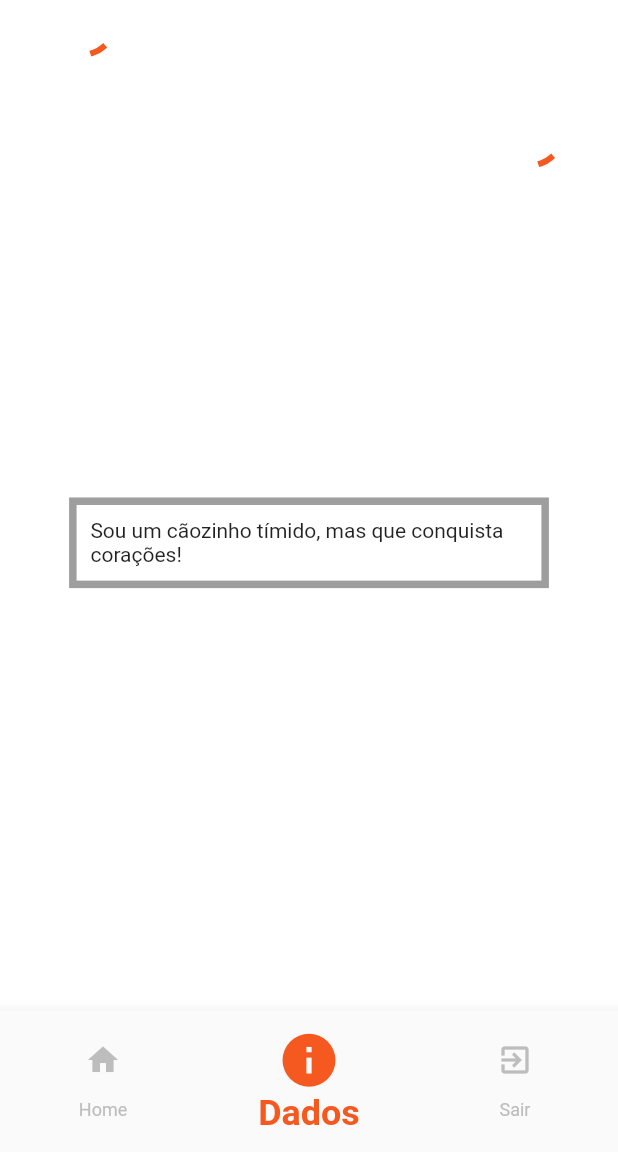
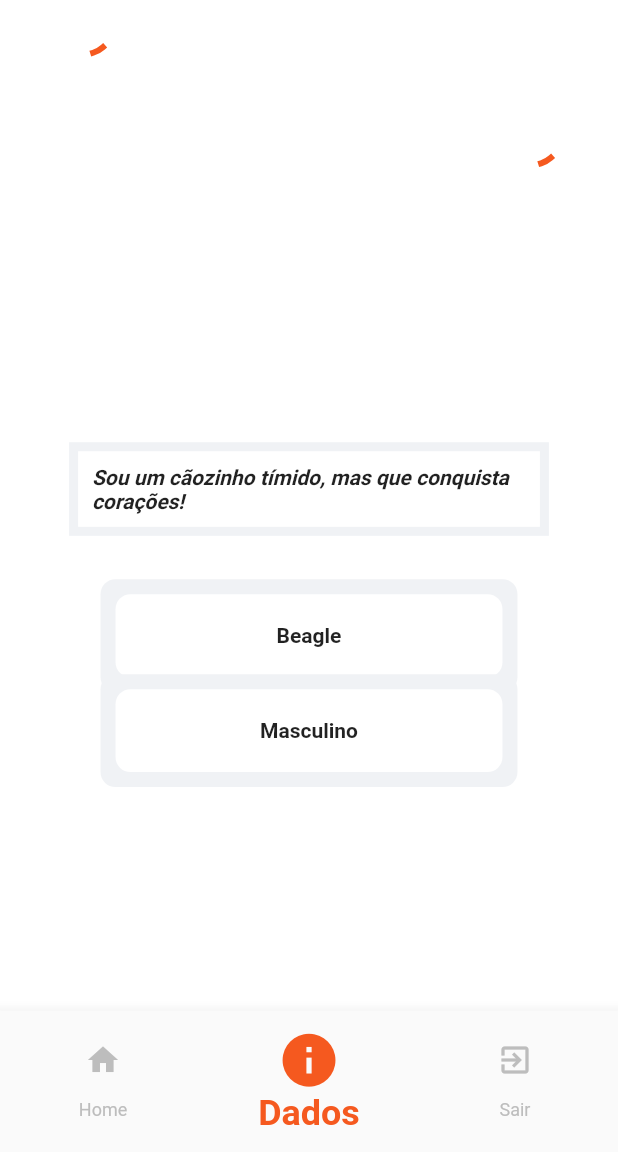
Before and after one commit to renatorv/projetoapp, a Flutter app: the HomePage screen opened by its route, item 2 of the bottom bar chosen, on a phone screen of 412 x 824 dp, the part 84-1236 px from its top. Run offline on Flutter 3.47's test engine with Material 2 defaults, Android fonts, the phone set to English and light mode, and no system bars; our stand-ins replace dropdown_button2, firebase_auth, firebase_core, get, google_sign_in, image_picker and 3 more; missing offline and left inert: flutter_facebook_auth, progress_stepper, validatorless; accounts and stored records are empty.

Commit message:
Trabalhando na tela de dados do Pet.

```diff
--- a/lib/app/modules/info_navigator/info_navigator_page.dart
+++ b/lib/app/modules/info_navigator/info_navigator_page.dart
@@ -56,21 +56,156 @@ class _InfoNavigatorPageState
                   ),
           ),
           Positioned(
-            top: _responsive.dp(36),
+            top: _responsive.dp(32),
             right: _responsive.dp(5),
             left: _responsive.dp(5),
             child: Container(
               padding: EdgeInsets.all(_responsive.dp(1)),
               decoration: BoxDecoration(
                 border: Border.all(
-                  width: 5,
-                  color: Colors.grey, // red as border color
+                  width: 6,
+                  color: PaletaCores.scaffold,
                 ),
               ),
-              child:
-                  Text("Sou um cãozinho tímido, mas que conquista corações!"),
+              child: Text(
+                "Sou um cãozinho tímido, mas que conquista corações!",
+                style: TextStyle(
+                  fontStyle: FontStyle.italic,
+                  fontWeight: FontWeight.bold,
+                ),
+              ),
             ),
-          )
+          ),
+          Positioned(
+            top: _responsive.dp(43),
+            right: _responsive.dp(5),
+            left: _responsive.dp(5),
+            child: Column(
+              mainAxisAlignment: MainAxisAlignment.center,
+              children: [
+                // Container(
+                //   height: _responsive.dp(6),
+                //   width: _responsive.dp(26),
+                //   decoration: BoxDecoration(
+                //     border: Border.all(
+                //       color: Colors.grey.shade300,
+                //     ),
+                //     borderRadius: BorderRadius.circular(10.0),
+                //   ),
+                //   child: Center(
+                //     child: Text(
+                //       'Beagle',
+                //       style: TextStyle(
+                //         fontSize: _responsive.dp(2.8),
+                //       ),
+                //     ),
+                //   ),
+                // ),
+                // SizedBox(height: _responsive.dp(1)),
+                // Container(
+                //   height: _responsive.dp(6),
+                //   width: _responsive.dp(26),
+                //   decoration: BoxDecoration(
+                //     border: Border.all(
+                //       color: Colors.grey.shade300,
+                //     ),
+                //     borderRadius: BorderRadius.circular(10.0),
+                //   ),
+                //   child: Center(
+                //     child: Text(
+                //       'Masculino',
+                //       style: TextStyle(
+                //         fontSize: _responsive.dp(2.8),
+                //       ),
+                //     ),
+                //   ),
+                // ),
+                // ClipRRect(
+                //   borderRadius: const BorderRadius.all(Radius.circular(16.0)),
+                //   child: Container(
+                //     height: _responsive.dp(7),
+                //     width: _responsive.dp(30),
+                //     padding: const EdgeInsets.all(16.0),
+                //     decoration: BoxDecoration(
+                //       border: Border(
+                //         left: BorderSide(
+                //           width: 8.0,
+                //           color: PaletaCores.principal,
+                //         ),
+                //         right: BorderSide(
+                //           width: 8.0,
+                //           color: PaletaCores.principal,
+                //         ),
+                //       ),
+                //     ),
+                //     child: Center(child: Text('Beagle')),
+                //   ),
+                // ),
+                // ClipRRect(
+                //   borderRadius: const BorderRadius.all(Radius.circular(16.0)),
+                //   child: Container(
+                //     height: _responsive.dp(7),
+                //     width: _responsive.dp(30),
+                //     padding: const EdgeInsets.all(16.0),
+                //     decoration: BoxDecoration(
+                //       border: Border(
+                //         left: BorderSide(
+                //           width: 8.0,
+                //           color: PaletaCores.principal,
+                //         ),
+                //         right: BorderSide(
+                //           width: 8.0,
+                //           color: PaletaCores.principal,
+                //         ),
+                //       ),
+                //     ),
+                //     child: Center(child: Text('Masculino')),
+                //   ),
+                // ),
+                Container(
+                  child: const Center(
+                    child: Text(
+                      'Beagle',
+                      style: TextStyle(
+                        fontWeight: FontWeight.bold,
+                      ),
+                    ),
+                  ),
+                  decoration: BoxDecoration(
+                    borderRadius: BorderRadius.circular(10),
+                    color: Colors.white,
+                    boxShadow: const [
+                      BoxShadow(color: PaletaCores.principal, spreadRadius: 8),
+                      BoxShadow(color: PaletaCores.scaffold, spreadRadius: 10),
+                    ],
+                  ),
+                  height: _responsive.dp(6),
+                  width: _responsive.dp(28),
+                ),
+                SizedBox(height: 8),
+                Container(
+                  child: const Center(
+                    child: Text(
+                      'Masculino',
+                      style: TextStyle(
+                        fontWeight: FontWeight.bold,
+                      ),
+                    ),
+                  ),
+                  decoration: BoxDecoration(
+                    borderRadius: BorderRadius.circular(10),
+                    color: Colors.white,
+                    boxShadow: const [
+                      BoxShadow(color: PaletaCores.principal, spreadRadius: 8),
+                      BoxShadow(color: PaletaCores.scaffold, spreadRadius: 10),
+                    ],
+                  ),
+                  height: _responsive.dp(6),
+                  width: _responsive.dp(28),
+                ),
+              ],
+            ),
+          ),
         ],
       ),
       // builder: (_) => Column(
```
